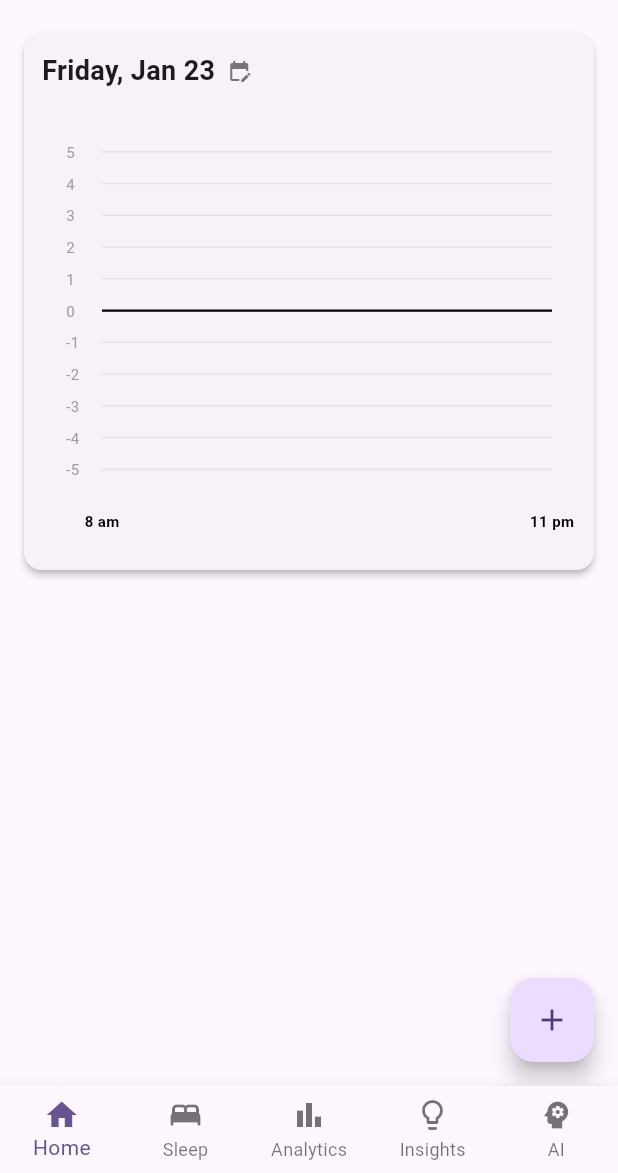
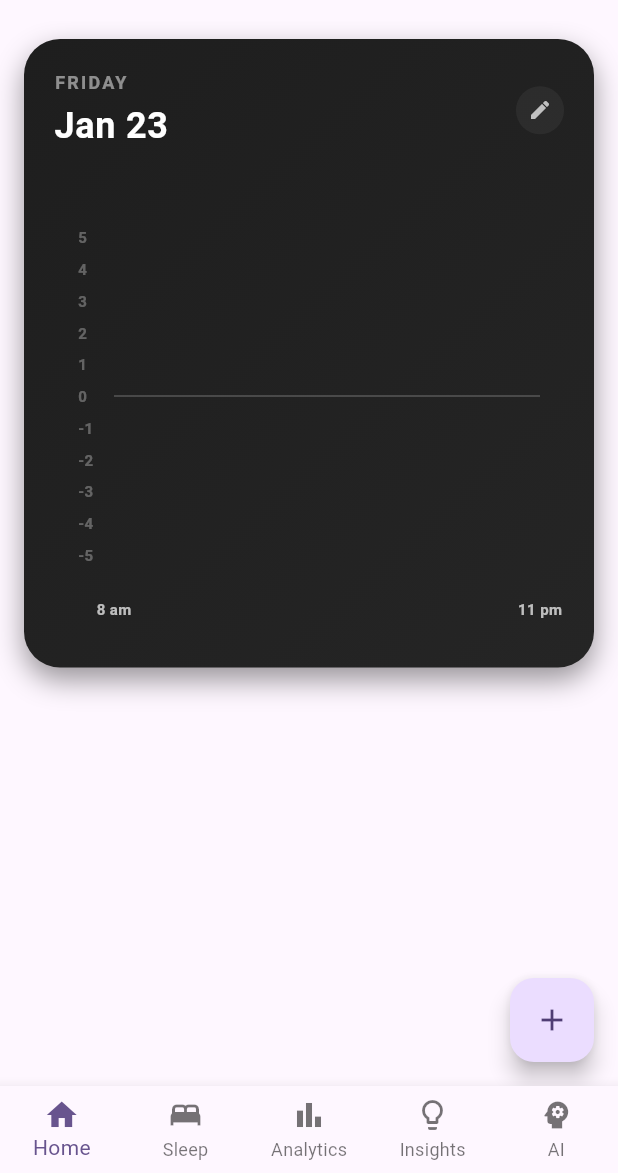
Before and after one commit to alijafar313/Recursify, a Flutter app: the screen it shows after launch, on a phone screen of 412 x 824 dp, the part 63-1236 px from its top. Run offline on Flutter 3.47's test engine with Material 3 defaults, Android fonts, the phone set to English and light mode, and no system bars; drawn by our look-alikes of fl_chart; our stand-ins replace flutter_local_notifications, flutter_markdown, google_generative_ai, shared_preferences, sqflite, timezone; accounts and stored records are empty.

Commit message:
Refactor: Major UI Overhaul - Dark Neon Design & Modern Charts

```diff
--- a/lib/screens/home_screen.dart
+++ b/lib/screens/home_screen.dart
@@ -245,34 +245,77 @@ class _DayCardState extends State<_DayCard> {
 
   @override
   Widget build(BuildContext context) {
-    return Card(
-      margin: const EdgeInsets.symmetric(horizontal: 16, vertical: 8),
-      elevation: 2,
+    return Container(
+      margin: const EdgeInsets.symmetric(horizontal: 16, vertical: 12),
+      decoration: BoxDecoration(
+        borderRadius: BorderRadius.circular(24),
+        gradient: const LinearGradient(
+          begin: Alignment.topLeft,
+          end: Alignment.bottomRight,
+          colors: [
+            Color(0xFF1e1e1e), // Dark Matte
+            Color(0xFF252525),
+          ],
+        ),
+        boxShadow: [
+          BoxShadow(
+            color: Colors.black.withOpacity(0.4),
+            blurRadius: 16,
+            offset: const Offset(0, 8),
+          ),
+        ],
+      ),
+      child: Material(
+        color: Colors.transparent,
         child: InkWell(
           onTap: widget.onTap,
-        borderRadius: BorderRadius.circular(12),
+          borderRadius: BorderRadius.circular(24),
           child: Padding(
-          padding: const EdgeInsets.all(12),
+            padding: const EdgeInsets.all(20),
             child: Column(
               crossAxisAlignment: CrossAxisAlignment.start,
               children: [
                 InkWell(
                   onTap: widget.onEditSchedule,
                   child: Row(
+                    mainAxisAlignment: MainAxisAlignment.spaceBetween,
+                    children: [
+                      Column(
+                        crossAxisAlignment: CrossAxisAlignment.start,
                         children: [
                            Text(
-                      DateFormat('EEEE, MMM d').format(widget.date),
-                      style: const TextStyle(
-                        fontSize: 18,
+                            DateFormat('EEEE').format(widget.date).toUpperCase(),
+                            style: TextStyle(
+                              fontSize: 12,
                               fontWeight: FontWeight.bold,
+                              letterSpacing: 1.5,
+                              color: Colors.white.withOpacity(0.5),
                             ),
                           ),
-                    const SizedBox(width: 8),
-                    Icon(Icons.edit_calendar, size: 16, color: Colors.grey[600]),
+                          const SizedBox(height: 4),
+                          Text(
+                            DateFormat('MMM d').format(widget.date),
+                            style: const TextStyle(
+                              fontSize: 24,
+                              fontWeight: FontWeight.w600,
+                              color: Colors.white,
+                              letterSpacing: 0.5,
+                            ),
+                          ),
+                        ],
+                      ),
+                      Container(
+                        padding: const EdgeInsets.all(8),
+                        decoration: BoxDecoration(
+                          color: Colors.white.withOpacity(0.05),
+                          shape: BoxShape.circle,
+                        ),
+                        child: const Icon(Icons.edit, size: 16, color: Colors.white70),
+                      ),
                     ],
                   ),
                 ),
-              const SizedBox(height: 8),
+                const SizedBox(height: 24),
               SizedBox(
                 height: 300,
                 child: FutureBuilder<List<MoodSnapshot>>(
@@ -298,6 +341,7 @@ class _DayCardState extends State<_DayCard> {
           ),
         ),
       ),
+     ),
     );
   }
 }
--- a/lib/widgets/daily_mood_chart.dart
+++ b/lib/widgets/daily_mood_chart.dart
@@ -137,15 +137,15 @@ class DailyMoodChart extends StatelessWidget {
 
     if (minY == 0 && maxY == 0) {
       // Flat line at 0 (Neutral)
-      gradientColors = [Colors.amber, Colors.amber];
+      gradientColors = [const Color(0xFF08D9D6), const Color(0xFF08D9D6)]; // Neon Cyan
       gradientStops = [0.0, 1.0];
     } else if (maxY <= 0) {
       // All negative
-      gradientColors = [Colors.red, Colors.red];
+      gradientColors = [const Color(0xFFFF2E63), const Color(0xFFFF2E63)];
       gradientStops = [0.0, 1.0];
     } else if (minY >= 0) {
       // All positive
-      gradientColors = [Colors.green, Colors.green];
+      gradientColors = [const Color(0xFF20BF55), const Color(0xFF20BF55)];
       gradientStops = [0.0, 1.0];
     } else {
       // Crossing zero
@@ -156,15 +156,15 @@ class DailyMoodChart extends StatelessWidget {
       // We want a tiny yellow band at zero? Or just hard cut?
       // User said: "zero is neutral, which makes it yellow"
       // Let's add a small band around zeroPos
-      final epsilon = 0.02; // 2% band
+      final epsilon = 0.05; // 5% band around zero
 
       gradientColors = [
-        Colors.red,
-        Colors.red,
-        Colors.amber,
-        Colors.amber,
-        Colors.green,
-        Colors.green
+        const Color(0xFFFF2E63), // Neon Red
+        const Color(0xFFFF2E63),
+        const Color(0xFF08D9D6), // Neon Cyan (Neutral)
+        const Color(0xFF08D9D6), //
+        const Color(0xFF20BF55), // Neon Green
+        const Color(0xFF20BF55)
       ];
       gradientStops = [
         0.0,
@@ -180,9 +180,10 @@ class DailyMoodChart extends StatelessWidget {
     final mainBarData = LineChartBarData(
       spots: spots,
       isCurved: true,
-      curveSmoothness: 0.2,
-      barWidth: 3,
+      curveSmoothness: 0.35, // Very smooth
+      barWidth: 5, // Thicker line
       isStrokeCapRound: true,
+      shadow: const Shadow(color: Colors.black26, blurRadius: 8, offset: Offset(0, 4)), // Subtle depth
 
       gradient: LinearGradient(
         colors: gradientColors,
@@ -194,14 +195,16 @@ class DailyMoodChart extends StatelessWidget {
       dotData: FlDotData(
         show: true,
         getDotPainter: (spot, percent, barData, index) {
-           Color dotColor = Colors.amber;
-           if (spot.y > 0) dotColor = Colors.green;
-           if (spot.y < 0) dotColor = Colors.red;
+           Color dotColor = const Color(0xFF08D9D6); // Default Cyan
+           if (spot.y > 0) dotColor = const Color(0xFF20BF55); // Green
+           if (spot.y < 0) dotColor = const Color(0xFFFF2E63); // Red
+
+           // White center, colored ring
            return FlDotCirclePainter(
-             radius: 4,
-             color: dotColor,
-             strokeWidth: 1,
-             strokeColor: Colors.white,
+             radius: 6,
+             color: Colors.white,
+             strokeWidth: 3,
+             strokeColor: dotColor,
            );
         },
       ),
@@ -209,14 +212,28 @@ class DailyMoodChart extends StatelessWidget {
       // Fill from Line DOWN to 0 (Positive values) -> Green
       belowBarData: BarAreaData(
         show: true,
-        color: Colors.green.withOpacity(0.5),
+        gradient: LinearGradient(
+          begin: Alignment.topCenter,
+          end: Alignment.bottomCenter,
+          colors: [
+            const Color(0xFF20BF55).withOpacity(0.3),
+            const Color(0xFF20BF55).withOpacity(0.0),
+          ],
+        ),
         cutOffY: 0,
         applyCutOffY: true,
       ),
       // Fill from Line UP to 0 (Negative values) -> Red
       aboveBarData: BarAreaData(
         show: true,
-        color: Colors.redAccent.withOpacity(0.5),
+        gradient: LinearGradient(
+          begin: Alignment.bottomCenter,
+          end: Alignment.topCenter,
+          colors: [
+            const Color(0xFFFF2E63).withOpacity(0.3),
+            const Color(0xFFFF2E63).withOpacity(0.0),
+          ],
+        ),
         cutOffY: 0,
         applyCutOffY: true,
       ),
@@ -252,7 +269,7 @@ class DailyMoodChart extends StatelessWidget {
                     return LineTooltipItem(
                       sorted[index].title,
                       const TextStyle(
-                        color: Colors.black,
+                        color: Colors.white,
                         fontWeight: FontWeight.bold,
                         fontSize: 10,
                       ),
@@ -265,12 +282,12 @@ class DailyMoodChart extends StatelessWidget {
             gridData: FlGridData(
               show: true,
               drawVerticalLine: false,
-              horizontalInterval: 1, // Show lines for every integer
+              horizontalInterval: 1,
               getDrawingHorizontalLine: (value) {
                 if (value == 0) {
-                  return const FlLine(color: Colors.black, strokeWidth: 1.5);
+                  return const FlLine(color: Colors.white24, strokeWidth: 1); // Subtle zero line
                 }
-                return FlLine(color: Colors.grey.withOpacity(0.2), strokeWidth: 1);
+                return const FlLine(color: Colors.transparent); // Hide others
               },
             ),
 
@@ -282,13 +299,13 @@ class DailyMoodChart extends StatelessWidget {
               leftTitles: AxisTitles(
                 sideTitles: SideTitles(
                   showTitles: true,
-                  interval: 1, // Every number -5 to 5
+                  interval: 1,
                   reservedSize: 24,
                   getTitlesWidget: (value, meta) {
                     if (value.abs() == 6) return const SizedBox.shrink();
                     return Text(
                       value.toInt().toString(),
-                      style: const TextStyle(color: Colors.grey, fontSize: 10),
+                      style: const TextStyle(color: Colors.white30, fontSize: 10, fontWeight: FontWeight.bold),
                     );
                   },
                 ),
@@ -297,32 +314,23 @@ class DailyMoodChart extends StatelessWidget {
               bottomTitles: AxisTitles(
                 sideTitles: SideTitles(
                   showTitles: true,
-                  interval: 0.1, // Check very frequently to match specific points
+                  interval: 0.1,
                   reservedSize: 22,
                   getTitlesWidget: (value, meta) {
-                    // Logic:
-                    // 1. Is this 'value' equal to (or very close to) Wake Time?
-                    // 2. Is this 'value' equal to (or very close to) Sleep Time?
-                    // 3. Is this 'value' equal to (or very close to) any Data Point X?
-                    // If yes, return Text. Else SizedBox.
-
-                    // We need a small epsilon for float comparison.
+                    // Logic from before...
                     const epsilon = 0.05;
 
                     bool shouldShow = false;
                     String text = '';
 
-                    // Check Start (Wake)
                     if ((value - finalMinX).abs() < epsilon) {
                        shouldShow = true;
                        text = _formatHour(finalMinX);
                     }
-                    // Check End (Sleep)
                     else if ((value - finalMaxX).abs() < epsilon) {
                        shouldShow = true;
                        text = _formatHour(finalMaxX);
                     }
-                    // Check Data points
                     else {
                       for (final spot in spots) {
                         if ((value - spot.x).abs() < epsilon) {
@@ -335,26 +343,14 @@ class DailyMoodChart extends StatelessWidget {
 
                     if (!shouldShow) return const SizedBox.shrink();
 
-                    // Optional: Avoid overlapping??
-                    // For now, let's just show them. Overlapping might occur if data is dense.
-                    // fl_chart might not handle overlapping well automatically with this custom logic.
-                    // A simple heuristic: if we just showed a label "close" to this one, skip?
-                    // Hard to track state inside this callback efficiently without side effects.
-                    // But typically fl_chart calls these in order.
-
-                    // Optimization: We only want to match exactly ONCE per "point".
-                    // Since interval is 0.1, we might match multiple times for a point at 9.0 (8.9, 9.0, 9.1).
-                    // We should strictly match the closest interval step.
-                    // Or better: Use 'getTitlesWidget' just to look up if 'value' is IN a "Show List".
-
                     return Padding(
-                      padding: const EdgeInsets.only(top: 6),
+                      padding: const EdgeInsets.only(top: 8),
                       child: Text(
                         text,
                         style: const TextStyle(
-                          color: Colors.black,
+                          color: Colors.white70,
                           fontSize: 10,
-                          fontWeight: FontWeight.bold
+                          fontWeight: FontWeight.w600
                         ),
                       ),
                     );
```
Also changed, not shown: flutter_10.png (added), flutter_11.png (added). Lines whose indentation alone changed are shown as unchanged.
